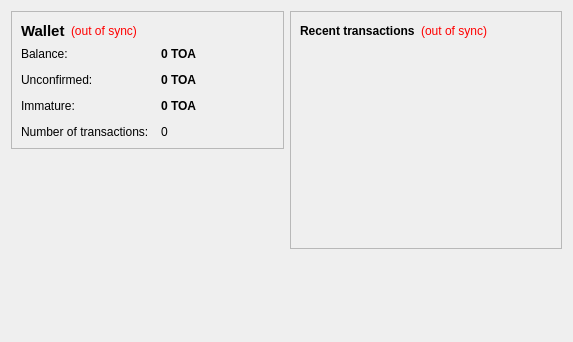
Above: src/qt/forms/overviewpage.ui from Pranz/smallchange before the change. Below: the same form after it.
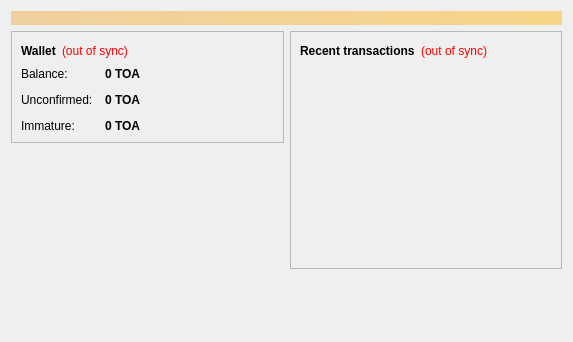
That is the form after the change.

```diff
--- a/src/qt/forms/overviewpage.ui
+++ b/src/qt/forms/overviewpage.ui
@@ -13,6 +13,24 @@
   <property name="windowTitle">
    <string>Form</string>
   </property>
+  <layout class="QVBoxLayout" name="topLayout">
+   <item>
+    <widget class="QLabel" name="labelAlerts">
+     <property name="visible">
+      <bool>false</bool>
+     </property>
+     <property name="styleSheet">
+      <string notr="true">background-color: qlineargradient(x1: 0, y1: 0, x2: 1, y2: 0, stop:0 #F0D0A0, stop:1 #F8D488); color:#000000;</string>
+     </property>
+     <property name="wordWrap">
+      <bool>true</bool>
+     </property>
+     <property name="margin">
+      <number>3</number>
+     </property>
+    </widget>
+   </item>
+   <item>
   <layout class="QHBoxLayout" name="horizontalLayout" stretch="1,1">
    <item>
     <layout class="QVBoxLayout" name="verticalLayout_2">
@@ -31,7 +49,6 @@
            <widget class="QLabel" name="label_5">
             <property name="font">
              <font>
-              <pointsize>11</pointsize>
               <weight>75</weight>
               <bold>true</bold>
              </font>
@@ -44,7 +61,7 @@
           <item>
            <widget class="QLabel" name="labelWalletStatus">
             <property name="toolTip">
-             <string>The displayed information may be out of date. Your wallet automatically synchronizes with the toakrona network after a connection is established, but this process has not completed yet.</string>
+               <string>The displayed information may be out of date. Your wallet automatically synchronizes with the Toakrona network after a connection is established, but this process has not completed yet.</string>
             </property>
             <property name="styleSheet">
              <string notr="true">QLabel { color: red; }</string>
@@ -141,23 +158,6 @@
             </property>
            </widget>
           </item>
-          <item row="3" column="0">
-           <widget class="QLabel" name="label_2">
-            <property name="text">
-             <string>Number of transactions:</string>
-            </property>
-           </widget>
-          </item>
-          <item row="3" column="1">
-           <widget class="QLabel" name="labelNumTransactions">
-            <property name="toolTip">
-             <string>Total number of transactions in wallet</string>
-            </property>
-            <property name="text">
-             <string notr="true">0</string>
-            </property>
-           </widget>
-          </item>
           <item row="2" column="0">
            <widget class="QLabel" name="labelImmatureText">
             <property name="text">
@@ -227,7 +227,7 @@
           <item>
            <widget class="QLabel" name="labelTransactionsStatus">
             <property name="toolTip">
-             <string>The displayed information may be out of date. Your wallet automatically synchronizes with the toakrona network after a connection is established, but this process has not completed yet.</string>
+               <string>The displayed information may be out of date. Your wallet automatically synchronizes with the Toakrona network after a connection is established, but this process has not completed yet.</string>
             </property>
             <property name="styleSheet">
              <string notr="true">QLabel { color: red; }</string>
@@ -289,6 +289,8 @@
         </size>
        </property>
       </spacer>
+       </item>
+      </layout>
      </item>
     </layout>
    </item>
```
Lines whose indentation alone changed are shown as unchanged.
